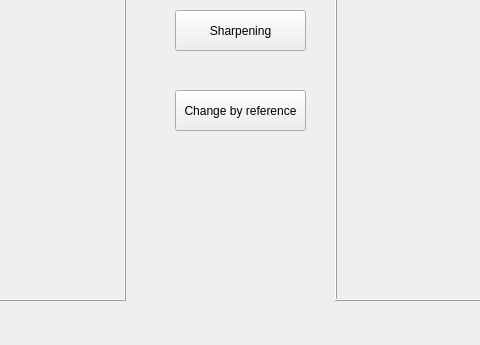
The window that GUI/Interaction.ui (Louise-yy/SfSNet-Pytorch) describes before a commit, drawn with Qt 5; both pictures show x 685 to 1165 and y 210 to 555 of the 1564 by 555 pixel window.
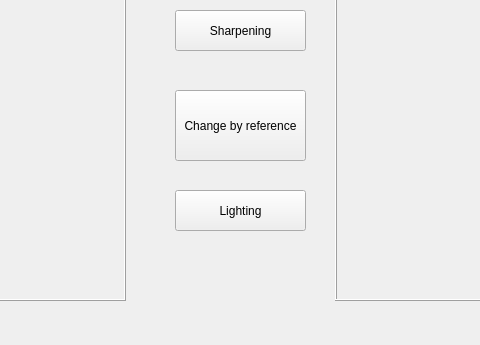
The same window after the commit.

What changed in the file:
```diff
--- a/GUI/Interaction.ui
+++ b/GUI/Interaction.ui
@@ -224,13 +224,26 @@
      <x>860</x>
      <y>300</y>
      <width>131</width>
-     <height>41</height>
+     <height>71</height>
     </rect>
    </property>
    <property name="text">
     <string>Change by reference</string>
    </property>
   </widget>
+  <widget class="QPushButton" name="B_lighting">
+   <property name="geometry">
+    <rect>
+     <x>860</x>
+     <y>400</y>
+     <width>131</width>
+     <height>41</height>
+    </rect>
+   </property>
+   <property name="text">
+    <string>Lighting</string>
+   </property>
+  </widget>
   <zorder>F_ShowAfter</zorder>
   <zorder>F_ShowBefore</zorder>
   <zorder>B_sharpening</zorder>
```
Left out of the diff: 18 changed lines with no effect on the pictures.
